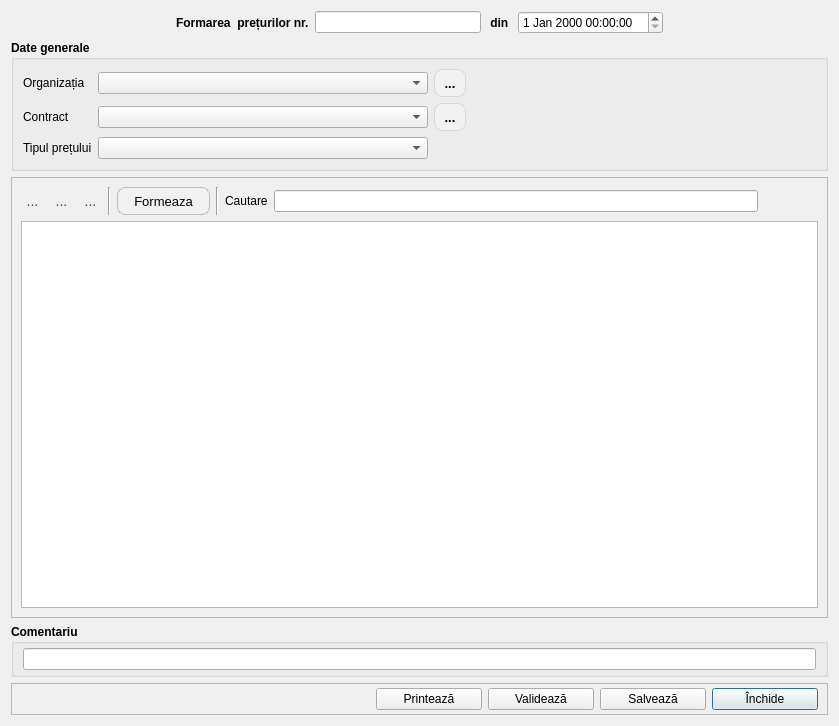
Before: the Qt Designer form docs/docpricing.ui in debalex77/USG, drawn with Qt 5.
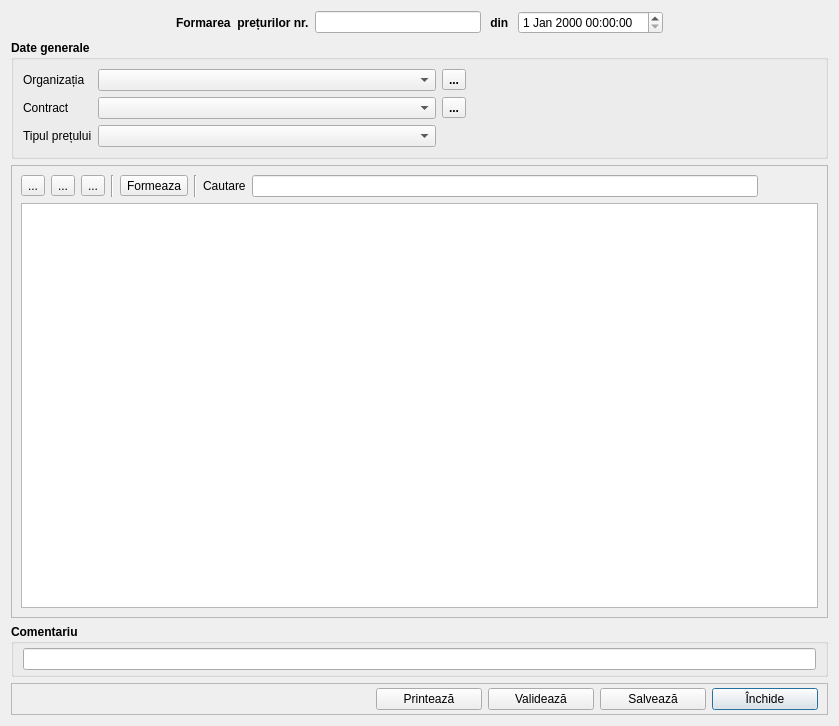
After: the same form once the commit is applied. Icons and pictures are not drawn. Custom widgets are drawn as their Qt base class.

Diff of the .ui file:
```diff
--- a/docs/docpricing.ui
+++ b/docs/docpricing.ui
@@ -183,25 +183,6 @@
       </item>
       <item row="0" column="3">
        <widget class="QToolButton" name="btnOpenCatOrganization">
-        <property name="styleSheet">
-         <string notr="true">QToolButton
-{
-    border: 1px solid rgba(0, 0, 0, 0.1);
-    border-radius: 8px;
-    background-color: #f1f1f1;
-    color: #000000;
-    font-size: 13px;
-    padding: 4px 4px;
-}
-QToolButton:hover
-{
-    background-color: #e0e0e0;
-}
-QToolButton:pressed
-{
-    background-color: #d0d0d0;
-}</string>
-        </property>
         <property name="text">
          <string>...</string>
         </property>
@@ -213,25 +194,6 @@
       </item>
       <item row="1" column="3">
        <widget class="QToolButton" name="btnOpenCatContract">
-        <property name="styleSheet">
-         <string notr="true">QToolButton
-{
-    border: 1px solid rgba(0, 0, 0, 0.1);
-    border-radius: 8px;
-    background-color: #f1f1f1;
-    color: #000000;
-    font-size: 13px;
-    padding: 4px 4px;
-}
-QToolButton:hover
-{
-    background-color: #e0e0e0;
-}
-QToolButton:pressed
-{
-    background-color: #d0d0d0;
-}</string>
-        </property>
         <property name="text">
          <string>...</string>
         </property>
@@ -257,21 +219,6 @@
        <layout class="QHBoxLayout" name="layoutToolBar">
         <item>
          <widget class="QToolButton" name="btnAdd">
-          <property name="styleSheet">
-           <string notr="true">QToolButton {
-    border: none;
-    background-color: transparent;
-    color: #4a4a4a;
-    font-size: 14px;
-}
-QToolButton:hover {
-    background-color: #f0f0f0;
-    color: #000000;
-}
-QToolButton:pressed {
-    background-color: #dcdcdc;
-}</string>
-          </property>
           <property name="text">
            <string>...</string>
           </property>
@@ -283,21 +230,6 @@
         </item>
         <item>
          <widget class="QToolButton" name="btnEdit">
-          <property name="styleSheet">
-           <string notr="true">QToolButton {
-    border: none;
-    background-color: transparent;
-    color: #4a4a4a;
-    font-size: 14px;
-}
-QToolButton:hover {
-    background-color: #f0f0f0;
-    color: #000000;
-}
-QToolButton:pressed {
-    background-color: #dcdcdc;
-}</string>
-          </property>
           <property name="text">
            <string>...</string>
           </property>
@@ -309,21 +241,6 @@
         </item>
         <item>
          <widget class="QToolButton" name="btnDeletion">
-          <property name="styleSheet">
-           <string notr="true">QToolButton {
-    border: none;
-    background-color: transparent;
-    color: #4a4a4a;
-    font-size: 14px;
-}
-QToolButton:hover {
-    background-color: #f0f0f0;
-    color: #000000;
-}
-QToolButton:pressed {
-    background-color: #dcdcdc;
-}</string>
-          </property>
           <property name="text">
            <string>...</string>
           </property>
@@ -348,25 +265,6 @@
             <height>0</height>
            </size>
           </property>
-          <property name="styleSheet">
-           <string notr="true">QToolButton
-{
-    border: 1px solid rgba(0, 0, 0, 0.2);
-    border-radius: 8px;
-    background-color: #f1f1f1;
-    color: #000000;
-    font-size: 13px;
-    padding: 4px 10px;
-}
-QToolButton:hover
-{
-    background-color: #e0e0e0;
-}
-QToolButton:pressed
-{
-    background-color: #d0d0d0;
-}</string>
-          </property>
           <property name="text">
            <string>Formeaza</string>
           </property>
```
